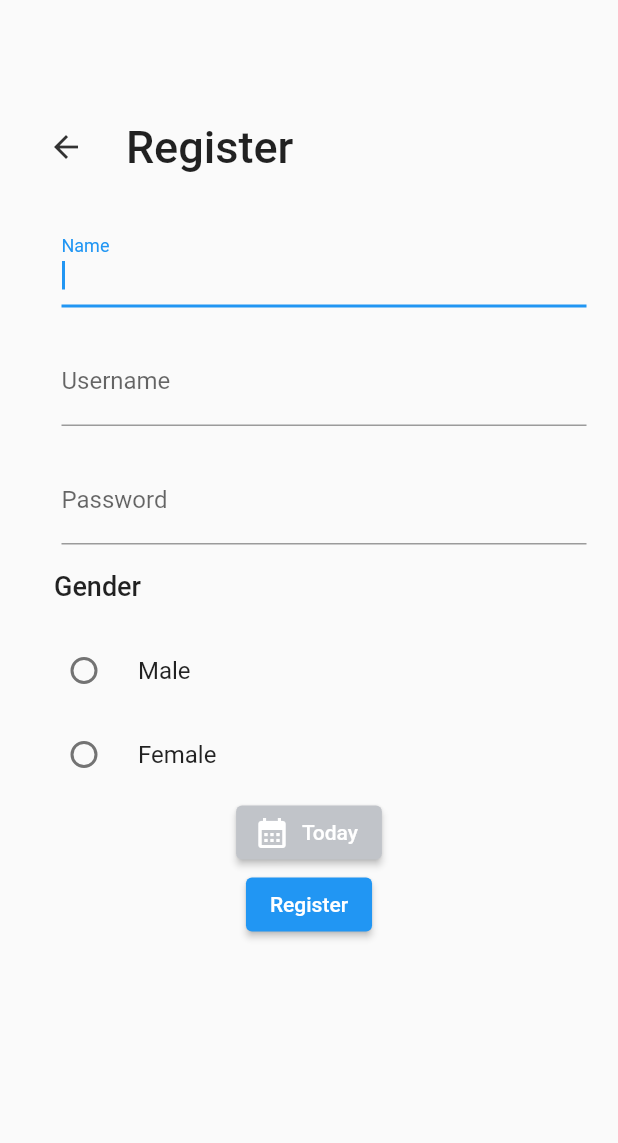
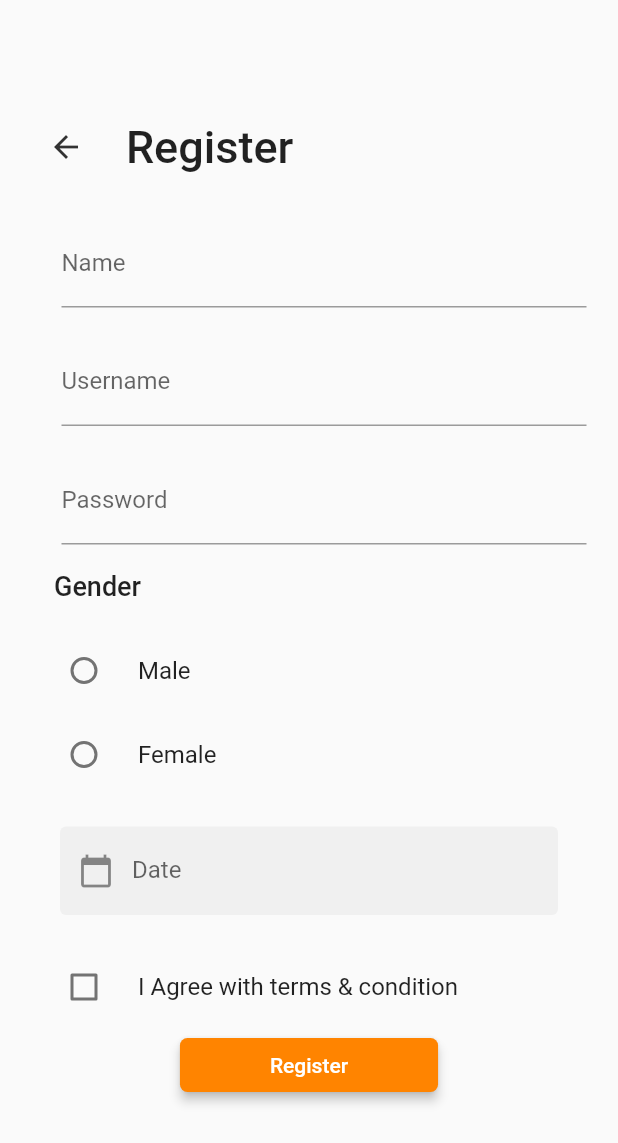
Before and after one commit to siwakasen/tubes_pbp, a Flutter app: the screen it shows after launch, on a phone screen of 412 x 824 dp. Shown: the top 1143 px of the screen. Run offline on Flutter 3.47's test engine with Material 2 defaults, Android fonts, the phone set to English and light mode, and no system bars.

Commit message:
finish regist

```diff
--- a/lib/component/form_component.dart
+++ b/lib/component/form_component.dart
@@ -11,7 +11,7 @@
       child: TextFormField(
         style: const TextStyle(),
         validator: (value) => validasi(value),
-        autofocus: true,
+        autofocus: false,
         controller: controller,
         obscureText: password,
         decoration: InputDecoration(
--- a/lib/register.dart
+++ b/lib/register.dart
@@ -16,10 +16,12 @@
   final _formKey = GlobalKey<FormState>();
   DateTime date = DateTime.now();
   String? gender;
+  bool? isChecked = false;
   TextEditingController usernameController = TextEditingController();
   TextEditingController emailController = TextEditingController();
   TextEditingController passwordController = TextEditingController();
   TextEditingController nameController = TextEditingController();
+  TextEditingController dateController = TextEditingController();
 
   @override
   Widget build(BuildContext context) {
@@ -83,7 +85,9 @@
                             fontSize: 18, fontWeight: FontWeight.w500),
                       ),
                     ),
-                    Column(
+                    Container(
+                      width: 400,
+                      child: Column(
                         children: [
                           RadioListTile(
                             title: Text("Male"),
@@ -107,21 +111,60 @@
                           ),
                         ],
                       ),
-                    ElevatedButton.icon(
-                        onPressed: () async {
-                          DateTime? newDate = await showDatePicker(
+                    ),
+                    Container(
+                      child: Padding(
+                        padding: EdgeInsets.all(20),
+                        child: TextField(
+                          onTap: () async {
+                            DateTime? _picked = await showDatePicker(
                                 context: context,
-                              initialDate: date,
+                                initialDate: DateTime.now(),
                                 firstDate: DateTime(1900),
-                              lastDate: DateTime.now());
-                          if (newDate == null) return;
-                          setState(() => date = newDate);
+                                lastDate: DateTime(2100));
+                            if (_picked != null) {
+                              setState(() {
+                                dateController.text =
+                                    _picked.toString().split(" ")[0];
+                              });
+                            }
                           },
-                        label: const Text('Today'),
+                          controller: dateController,
+                          decoration: InputDecoration(
+                              labelText: 'Date',
+                              filled: true,
+                              prefixIcon: Icon(Icons.calendar_today),
+                              enabledBorder: OutlineInputBorder(
+                                  borderSide: BorderSide.none),
+                              focusedBorder: OutlineInputBorder(
+                                  borderSide: BorderSide(color: Colors.blue))),
+                          readOnly: true,
+                        ),
+                      ),
+                    ),
+                    CheckboxListTile(
+                      title: Text("I Agree with terms & condition"),
+                      value: isChecked,
+                      activeColor: Colors.blue,
+                      onChanged: (newBool) {
+                        setState(() {
+                          isChecked = newBool;
+                        });
+                      },
+                      controlAffinity: ListTileControlAffinity.leading,
+                    ),
+                    ElevatedButton(
                       style: ElevatedButton.styleFrom(
-                            primary: Color.fromRGBO(193, 196, 201, 1)),
-                        icon: Icon(Icons.calendar_month)),
-                    ElevatedButton(
+                          primary: Color.fromARGB(255, 255, 132,
+                              0), //background color of button //border width and color
+                          elevation: 3, //elevation of button
+                          shape: RoundedRectangleBorder(
+                              //to set border radius to button
+                              borderRadius: BorderRadius.circular(5)),
+                          padding: EdgeInsets.only(
+                              left: 60,
+                              right: 60) //content padding inside button
+                          ),
                       onPressed: () {
                         if (_formKey.currentState!.validate()) {
                           Map<String, dynamic> formData = {};
@@ -135,10 +178,24 @@
                           //             )));
                         }
                       },
-                        child: const Text('Register'))
+                      child: const Text('Register'),
+                    )
                   ],
                 )),
           ),
         ));
   }
+
+  Future<void> _selectDate() async {
+    DateTime? _picked = await showDatePicker(
+        context: context,
+        initialDate: DateTime.now(),
+        firstDate: DateTime(1900),
+        lastDate: DateTime(2100));
+    if (_picked != null) {
+      setState(() {
+        dateController.text = _picked.toString().split(" ")[0];
+      });
     }
+  }
+}
```
Lines whose indentation alone changed are shown as unchanged.
